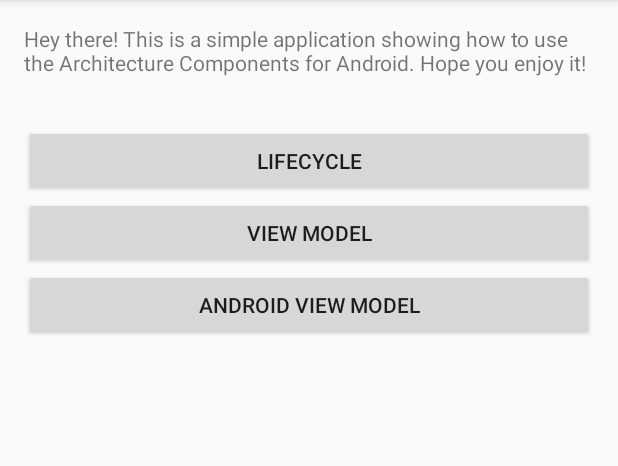
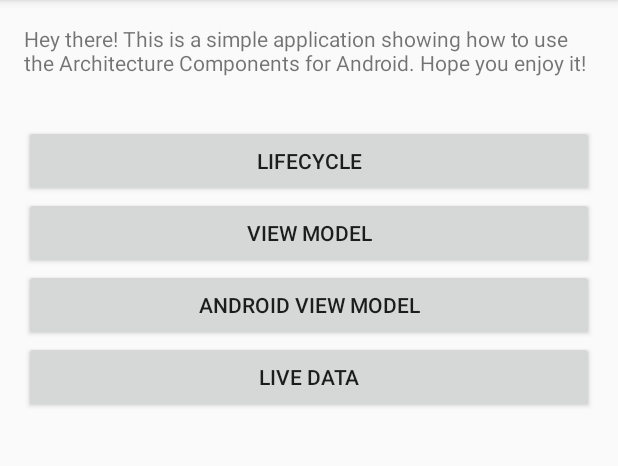
Before and after one commit to rodrigobressan/sample_android_architecture_components, an Android app: the screen it shows after launch (MainActivity), on a phone screen of 412 x 824 dp, the part 84-550 px from its top. Run offline under Robolectric (Android 15) with nearby library versions, the phone set to English and light mode, and no system bars.

Commit message:
LiveData example

```diff
--- a/app/src/main/AndroidManifest.xml
+++ b/app/src/main/AndroidManifest.xml
@@ -22,6 +22,7 @@
         <activity android:name=".viewmodel.counter.CounterActivity" />
         <activity android:name=".viewmodel.news.NewsActivity" />
         <activity android:name=".android_viewmodel.WifiListActivity" />
+        <activity android:name=".viewmodel.counter.IncrementActivity" />
 
     </application>
 </manifest>
--- a/app/src/main/java/com/rodrigobresan/samplearchitcturecomponents/MainActivity.kt
+++ b/app/src/main/java/com/rodrigobresan/samplearchitcturecomponents/MainActivity.kt
@@ -6,6 +6,7 @@ import android.support.v7.app.AppCompatActivity
 import com.rodrigobresan.samplearchitcturecomponents.android_viewmodel.WifiListActivity
 import com.rodrigobresan.samplearchitcturecomponents.lifecycle.LifecycleSampleActivity
 import com.rodrigobresan.samplearchitcturecomponents.viewmodel.counter.CounterActivity
+import com.rodrigobresan.samplearchitcturecomponents.viewmodel.counter.IncrementActivity
 import com.rodrigobresan.samplearchitcturecomponents.viewmodel.news.NewsActivity
 import kotlinx.android.synthetic.main.activity_main.*
 
@@ -19,6 +20,7 @@ class MainActivity : AppCompatActivity() {
         btn_main_lifecycle.setOnClickListener { openActivity(LifecycleSampleActivity.provideIntent(this)) }
         btn_main_viewmodel.setOnClickListener { openActivity(NewsActivity.provideIntent(this)) }
         btn_main_android_viewmodel.setOnClickListener { openActivity(WifiListActivity.provideIntent(this)) }
+        btn_main_livedata.setOnClickListener { openActivity(IncrementActivity.provideIntent(this)) }
     }
 
     private fun openActivity(intent: Intent) {
--- a/app/src/main/res/layout/activity_main.xml
+++ b/app/src/main/res/layout/activity_main.xml
@@ -28,4 +28,10 @@
         android:text="Android View Model"
         android:layout_width="match_parent"
         android:layout_height="wrap_content" />
+
+    <Button
+        android:id="@+id/btn_main_livedata"
+        android:text="Live Data"
+        android:layout_width="match_parent"
+        android:layout_height="wrap_content" />
 </LinearLayout>
```
Also changed, not shown: app/src/main/java/com/rodrigobresan/samplearchitcturecomponents/livedata/IncrementActivity.kt (added, +39 -0 lines), app/src/main/java/com/rodrigobresan/samplearchitcturecomponents/livedata/IncrementViewModel.kt (added, +18 -0 lines).
